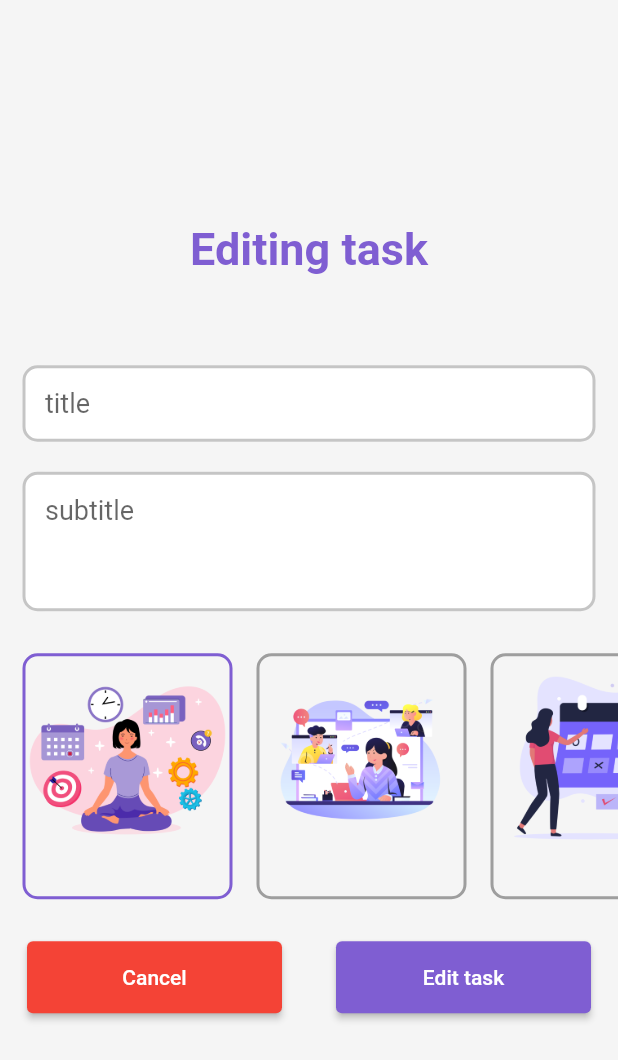
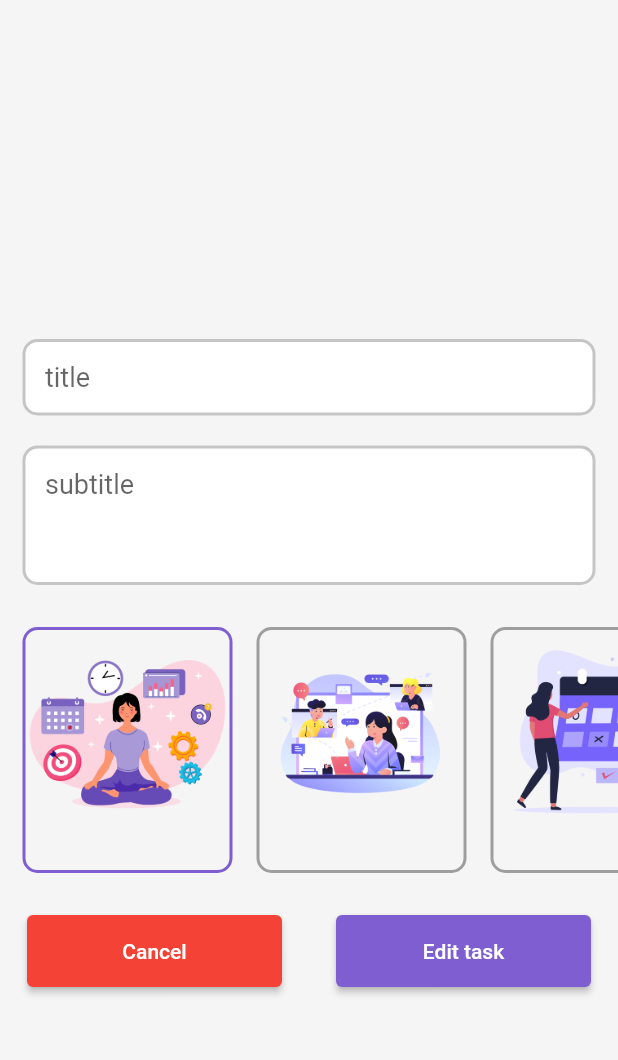
Before and after one commit to VikkiCat/Flutter_TODO_App, a Flutter app: the Edit_Screen screen opened directly with empty values, on a phone screen of 412 x 824 dp. Shown: the top 1060 px of the screen. Run offline on Flutter 3.47's test engine with Material 2 defaults, Android fonts, the phone set to English and light mode, and no system bars; our stand-ins replace cloud_firestore, firebase_auth, firebase_core; accounts and stored records are empty.

Commit message:
Header removed

```diff
--- a/lib/main.dart
+++ b/lib/main.dart
@@ -2,6 +2,8 @@
 import 'package:firebase_core/firebase_core.dart';
 import 'package:flutter/material.dart';
 import 'package:to_do_app/auth/main_page.dart';
+import 'package:to_do_app/screen/edit_task.dart';
+import 'package:to_do_app/screen/home.dart';
 
 void main() async {
   WidgetsFlutterBinding.ensureInitialized();
@@ -16,7 +18,7 @@ class MyApp extends StatelessWidget {
   Widget build(BuildContext context) {
     return const MaterialApp(
       debugShowCheckedModeBanner: false,
-      home: Main_Page(),
+      home: Home_Screen(),
     );
   }
 }
--- a/lib/screen/edit_task.dart
+++ b/lib/screen/edit_task.dart
@@ -38,7 +38,7 @@ class _Edit_ScreenState extends State<Edit_Screen> {
         child: Column(
           mainAxisAlignment: MainAxisAlignment.center,
           children: [
-            Text(
+            /*Text(
               textAlign: TextAlign.start,
               "Editing task",
               style: TextStyle(
@@ -46,7 +46,7 @@ class _Edit_ScreenState extends State<Edit_Screen> {
                 fontSize: 30,
                 fontWeight: FontWeight.bold,
               ),
-            ),
+            ),*/
             SizedBox(height: 60),
             title_widget(),
             SizedBox(height: 20),
```
